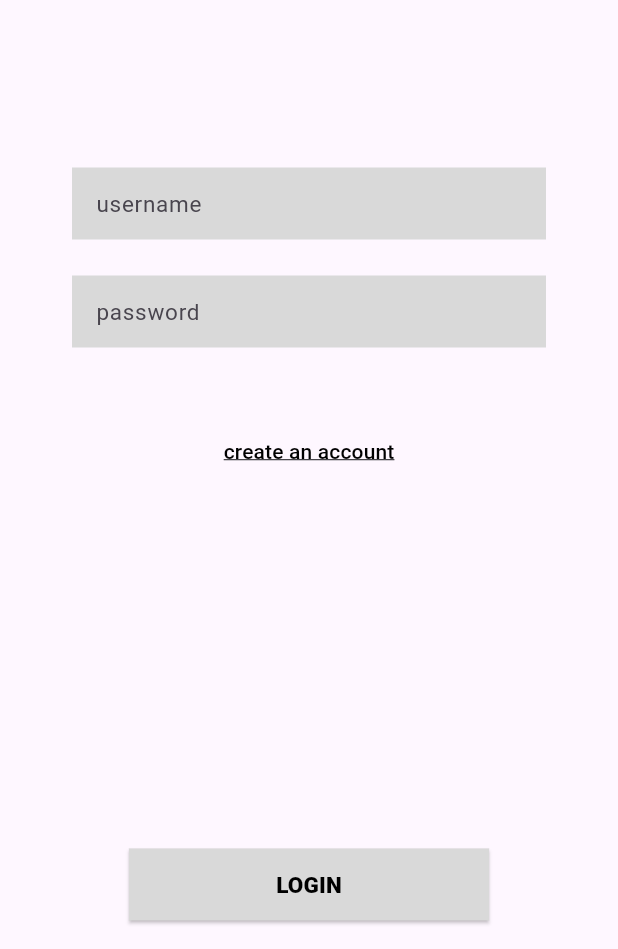
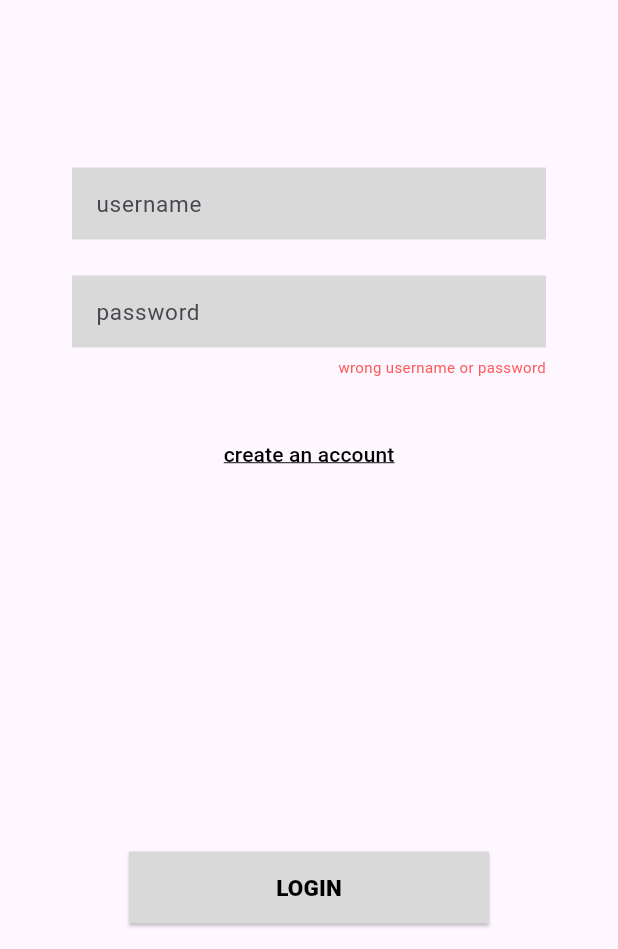
Before and after one commit to Siripongapr/devicial_mobile, a Flutter app: the screen it shows after launch, after a tap on "LOGIN", on a phone screen of 412 x 824 dp, the part 287-1236 px from its top. Run offline on Flutter 3.47's test engine with Material 3 defaults, Android fonts, the phone set to English and light mode, and no system bars.

Commit message:
feat: add validate error msg

```diff
--- a/lib/widget/button_widget.dart
+++ b/lib/materials/widget/button_widget.dart
@@ -26,7 +26,6 @@ class ButtonWidget extends StatelessWidget {
       child: SizedBox(
           height: 48,
           width: double.infinity,
-          child: Expanded(
           child: ElevatedButton(
             onPressed: onPressed,
             style: ElevatedButton.styleFrom(
@@ -42,7 +41,6 @@ class ButtonWidget extends StatelessWidget {
                   fontSize: 15,
                   fontWeight: FontWeight.w800),
             ),
-            ),
           )),
     );
   }
--- /dev/null
+++ b/lib/materials/widget/text_button_widget.dart
@@ -0,0 +1,32 @@
+import 'package:devicial_mobile/materials/color.dart';
+import 'package:flutter/material.dart';
+
+class TextButtonWidget extends StatelessWidget {
+  const TextButtonWidget({super.key, required this.onPressed});
+  final void Function()? onPressed;
+  @override
+  Widget build(BuildContext context) {
+    return TextButton(
+      onPressed: onPressed,
+      style: ButtonStyle(
+        overlayColor: MaterialStateProperty.resolveWith<Color>(
+          (Set<MaterialState> states) {
+            if (states.contains(MaterialState.pressed)) {
+              return Colors
+                  .transparent; // Set overlay color to transparent when pressed
+            }
+            return Colors
+                .transparent; // Set overlay color to transparent when pressed
+          },
+        ),
+      ),
+      child: const Text(
+        'create an account',
+        style: TextStyle(
+          color: ThemeColor.fontBlack,
+          decoration: TextDecoration.underline,
+        ),
+      ),
+    );
+  }
+}
--- a/lib/screen/login/login_page.dart
+++ b/lib/screen/login/login_page.dart
@@ -1,11 +1,19 @@
 import 'package:devicial_mobile/materials/color.dart';
-import 'package:devicial_mobile/widget/button_widget.dart';
-import 'package:devicial_mobile/widget/textfield_widget.dart';
+import 'package:devicial_mobile/materials/widget/button_widget.dart';
+import 'package:devicial_mobile/materials/widget/text_button_widget.dart';
+import 'package:devicial_mobile/materials/widget/textfield_widget.dart';
 import 'package:flutter/material.dart';
 
-class LoginPage extends StatelessWidget {
-  LoginPage({super.key});
+class LoginPage extends StatefulWidget {
+  const LoginPage({super.key});
+
+  @override
+  State<LoginPage> createState() => _LoginPageState();
+}
+
+class _LoginPageState extends State<LoginPage> {
   final TextEditingController login = TextEditingController();
+  bool validate = false;
   @override
   Widget build(BuildContext context) {
     return Scaffold(
@@ -31,23 +39,38 @@ class LoginPage extends StatelessWidget {
                   controller: login,
                   left: 48,
                   right: 48,
-                  bottom: 45,
+                  bottom: 6,
                   hintText: 'password',
                 ),
                 Padding(
-                  padding: const EdgeInsets.only(bottom: 241),
-                  child: TextButton(
-                      onPressed: () {},
-                      child: const Text(
-                        'create an account',
+                  padding: EdgeInsets.symmetric(horizontal: 48.0),
+                  child: Align(
+                      alignment: Alignment.centerRight,
+                      child: Text(
+                        'wrong username or password',
                         style: TextStyle(
-                            color: ThemeColor.fontBlack,
-                            decoration: TextDecoration.underline),
+                            fontSize: 10,
+                            fontWeight: FontWeight.w400,
+                            color: validate
+                                ? ThemeColor.validateError
+                                : Colors.transparent),
                       )),
                 ),
+                Padding(
+                    padding: const EdgeInsets.only(bottom: 241, top: 27),
+                    child: TextButtonWidget(
+                      onPressed: () {
+                        print('pressed');
+                      },
+                    )),
                 ButtonWidget(
                   text: 'LOGIN',
-                  onPressed: () {},
+                  onPressed: () {
+                    print(validate);
+                    setState(() {
+                      validate = !validate;
+                    });
+                  },
                   left: 86,
                   right: 86,
                 )
```
Also changed, not shown: lib/materials/widget/textfield_widget.dart (renamed from lib/widget/textfield_widget.dart). Lines whose indentation alone changed are shown as unchanged.
